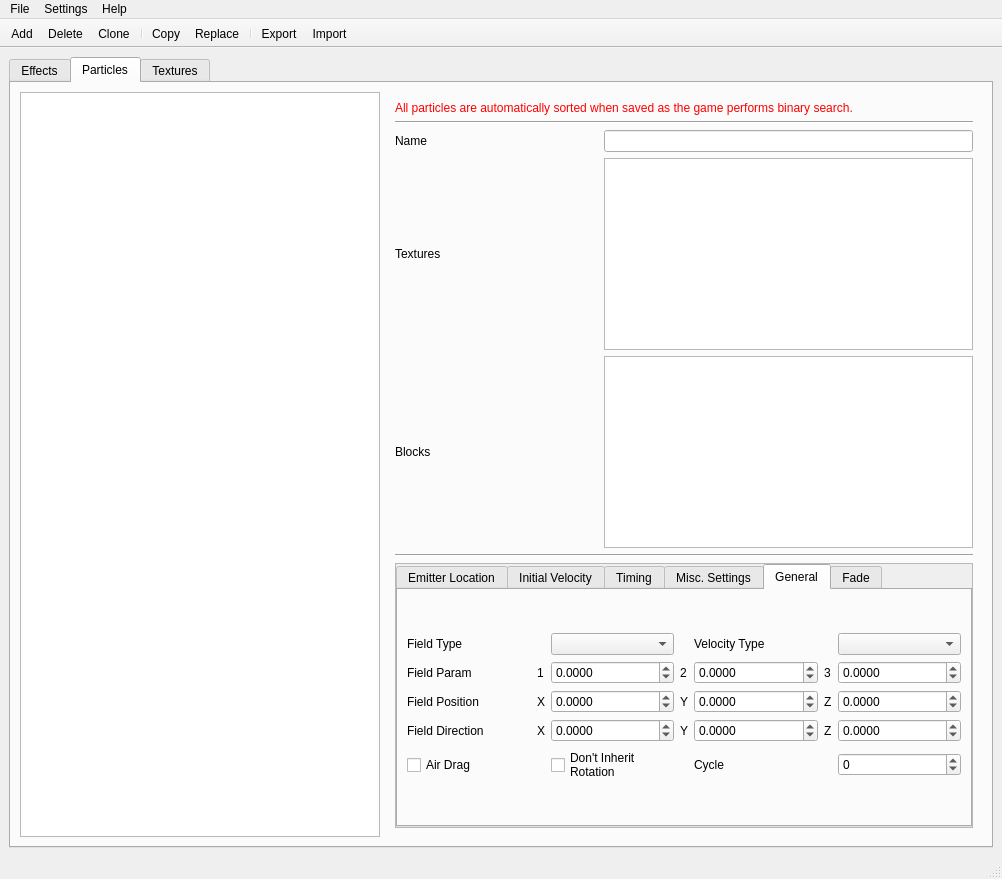
AwesomeTMC/pygapa, file ui/main.ui: the form before one commit.
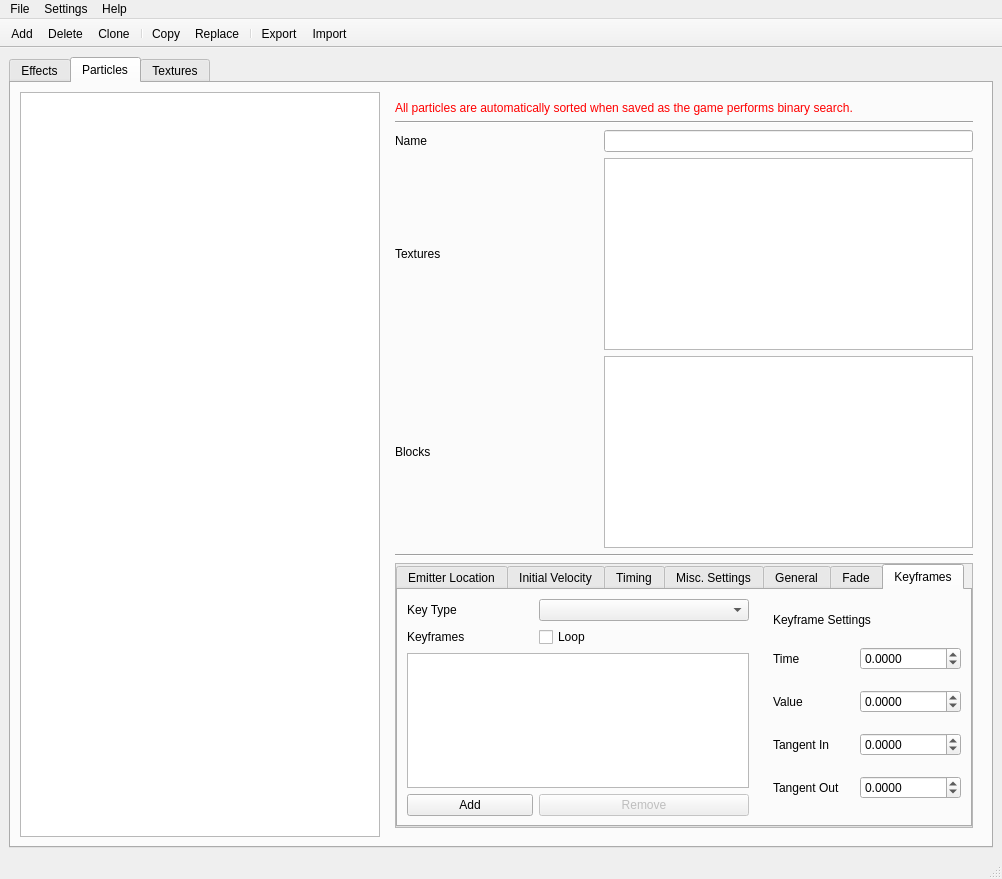
The form after the commit. Icons and pictures are not drawn.

Commit message: Initial Keyblock UI + keyblock backend changes

Diff of the .ui file:
```diff
--- a/ui/main.ui
+++ b/ui/main.ui
@@ -758,7 +758,7 @@
                 <x>0</x>
                 <y>0</y>
                 <width>574</width>
-                <height>252</height>
+                <height>279</height>
                </rect>
               </property>
               <property name="sizePolicy">
@@ -825,7 +825,7 @@
                   <enum>QTabWidget::Rounded</enum>
                  </property>
                  <property name="currentIndex">
-                  <number>4</number>
+                  <number>6</number>
                  </property>
                  <property name="documentMode">
                   <bool>false</bool>
@@ -2410,6 +2410,258 @@
                    </item>
                   </layout>
                  </widget>
+                 <widget class="QWidget" name="tab_11">
+                  <property name="enabled">
+                   <bool>true</bool>
+                  </property>
+                  <property name="sizePolicy">
+                   <sizepolicy hsizetype="Preferred" vsizetype="Fixed">
+                    <horstretch>0</horstretch>
+                    <verstretch>0</verstretch>
+                   </sizepolicy>
+                  </property>
+                  <attribute name="title">
+                   <string>Keyframes</string>
+                  </attribute>
+                  <layout class="QGridLayout" name="gridLayout_14" rowstretch="0" columnstretch="7,4" rowminimumheight="0">
+                   <property name="leftMargin">
+                    <number>0</number>
+                   </property>
+                   <property name="topMargin">
+                    <number>0</number>
+                   </property>
+                   <property name="rightMargin">
+                    <number>0</number>
+                   </property>
+                   <property name="bottomMargin">
+                    <number>0</number>
+                   </property>
+                   <item row="0" column="0">
+                    <widget class="QWidget" name="widget_2" native="true">
+                     <property name="sizePolicy">
+                      <sizepolicy hsizetype="Preferred" vsizetype="MinimumExpanding">
+                       <horstretch>0</horstretch>
+                       <verstretch>0</verstretch>
+                      </sizepolicy>
+                     </property>
+                     <layout class="QGridLayout" name="gridLayout_31" rowstretch="0,0,0,0" columnstretch="3,5">
+                      <property name="sizeConstraint">
+                       <enum>QLayout::SetDefaultConstraint</enum>
+                      </property>
+                      <property name="topMargin">
+                       <number>9</number>
+                      </property>
+                      <property name="bottomMargin">
+                       <number>9</number>
+                      </property>
+                      <item row="1" column="0">
+                       <widget class="QLabel" name="label_41">
+                        <property name="text">
+                         <string>Keyframes</string>
+                        </property>
+                       </widget>
+                      </item>
+                      <item row="0" column="1">
+                       <widget class="QComboBox" name="keyType"/>
+                      </item>
+                      <item row="1" column="1">
+                       <widget class="QCheckBox" name="keyLoop">
+                        <property name="text">
+                         <string>Loop</string>
+                        </property>
+                       </widget>
+                      </item>
+                      <item row="3" column="1">
+                       <widget class="QPushButton" name="keyRemove">
+                        <property name="enabled">
+                         <bool>false</bool>
+                        </property>
+                        <property name="text">
+                         <string>Remove</string>
+                        </property>
+                       </widget>
+                      </item>
+                      <item row="0" column="0">
+                       <widget class="QLabel" name="label_42">
+                        <property name="text">
+                         <string>Key Type</string>
+                        </property>
+                       </widget>
+                      </item>
+                      <item row="3" column="0">
+                       <widget class="QPushButton" name="keyAdd">
+                        <property name="text">
+                         <string>Add</string>
+                        </property>
+                       </widget>
+                      </item>
+                      <item row="2" column="0" colspan="2">
+                       <widget class="QTreeWidget" name="keyframeTree">
+                        <property name="locale">
+                         <locale language="English" country="UnitedStates"/>
+                        </property>
+                        <property name="sizeAdjustPolicy">
+                         <enum>QAbstractScrollArea::AdjustToContentsOnFirstShow</enum>
+                        </property>
+                        <property name="sortingEnabled">
+                         <bool>false</bool>
+                        </property>
+                        <attribute name="headerVisible">
+                         <bool>false</bool>
+                        </attribute>
+                        <column>
+                         <property name="text">
+                          <string notr="true">1</string>
+                         </property>
+                        </column>
+                       </widget>
+                      </item>
+                     </layout>
+                    </widget>
+                   </item>
+                   <item row="0" column="1">
+                    <widget class="QWidget" name="keySettings" native="true">
+                     <layout class="QGridLayout" name="gridLayout_29" rowstretch="0,1,1,1,1" columnstretch="1,1">
+                      <property name="topMargin">
+                       <number>9</number>
+                      </property>
+                      <property name="bottomMargin">
+                       <number>9</number>
+                      </property>
+                      <item row="1" column="0">
+                       <widget class="QLabel" name="label_100">
+                        <property name="text">
+                         <string>Time</string>
+                        </property>
+                       </widget>
+                      </item>
+                      <item row="3" column="0">
+                       <widget class="QLabel" name="label_102">
+                        <property name="text">
+                         <string>Tangent In</string>
+                        </property>
+                       </widget>
+                      </item>
+                      <item row="4" column="0">
+                       <widget class="QLabel" name="label_103">
+                        <property name="text">
+                         <string>Tangent Out</string>
+                        </property>
+                       </widget>
+                      </item>
+                      <item row="2" column="0">
+                       <widget class="QLabel" name="label_101">
+                        <property name="text">
+                         <string>Value</string>
+                        </property>
+                       </widget>
+                      </item>
+                      <item row="1" column="1">
+                       <widget class="QDoubleSpinBox" name="keyTime">
+                        <property name="sizePolicy">
+                         <sizepolicy hsizetype="MinimumExpanding" vsizetype="Fixed">
+                          <horstretch>0</horstretch>
+                          <verstretch>0</verstretch>
+                         </sizepolicy>
+                        </property>
+                        <property name="prefix">
+                         <string/>
+                        </property>
+                        <property name="decimals">
+                         <number>4</number>
+                        </property>
+                        <property name="minimum">
+                         <double>-999999.999900000053458</double>
+                        </property>
+                        <property name="maximum">
+                         <double>999999.999900000053458</double>
+                        </property>
+                       </widget>
+                      </item>
+                      <item row="2" column="1">
+                       <widget class="QDoubleSpinBox" name="keyValue">
+                        <property name="sizePolicy">
+                         <sizepolicy hsizetype="MinimumExpanding" vsizetype="Fixed">
+                          <horstretch>0</horstretch>
+                          <verstretch>0</verstretch>
+                         </sizepolicy>
+                        </property>
+                        <property name="prefix">
+                         <string/>
+                        </property>
+                        <property name="decimals">
+                         <number>4</number>
+                        </property>
+                        <property name="minimum">
+                         <double>-999999.999900000053458</double>
+                        </property>
+                        <property name="maximum">
+                         <double>999999.999900000053458</double>
+                        </property>
+                       </widget>
+                      </item>
+                      <item row="3" column="1">
+                       <widget class="QDoubleSpinBox" name="keyTangentIn">
+                        <property name="sizePolicy">
+                         <sizepolicy hsizetype="MinimumExpanding" vsizetype="Fixed">
+                          <horstretch>0</horstretch>
+                          <verstretch>0</verstretch>
+                         </sizepolicy>
+                        </property>
+                        <property name="prefix">
+                         <string/>
+                        </property>
+                        <property name="decimals">
+                         <number>4</number>
+                        </property>
+                        <property name="minimum">
+                         <double>-999999.999900000053458</double>
+                        </property>
+                        <property name="maximum">
+                         <double>999999.999900000053458</double>
+                        </property>
+                       </widget>
+                      </item>
+                      <item row="4" column="1">
+                       <widget class="QDoubleSpinBox" name="keyTangentOut">
+                        <property name="sizePolicy">
+                         <sizepolicy hsizetype="MinimumExpanding" vsizetype="Fixed">
+                          <horstretch>0</horstretch>
+                          <verstretch>0</verstretch>
+                         </sizepolicy>
+                        </property>
+                        <property name="prefix">
+                         <string/>
+                        </property>
+                        <property name="decimals">
+                         <number>4</number>
+                        </property>
+                        <property name="minimum">
+                         <double>-999999.999900000053458</double>
+                        </property>
+                        <property name="maximum">
+                         <double>999999.999900000053458</double>
+                        </property>
+                       </widget>
+                      </item>
+                      <item row="0" column="0" colspan="2">
+                       <widget class="QLabel" name="label_40">
+                        <property name="sizePolicy">
+                         <sizepolicy hsizetype="Preferred" vsizetype="Fixed">
+                          <horstretch>0</horstretch>
+                          <verstretch>0</verstretch>
+                         </sizepolicy>
+                        </property>
+                        <property name="text">
+                         <string>Keyframe Settings</string>
+                        </property>
+                       </widget>
+                      </item>
+                     </layout>
+                    </widget>
+                   </item>
+                  </layout>
+                 </widget>
                 </widget>
                </item>
               </layout>
```
The commit also changes 3 other files.
